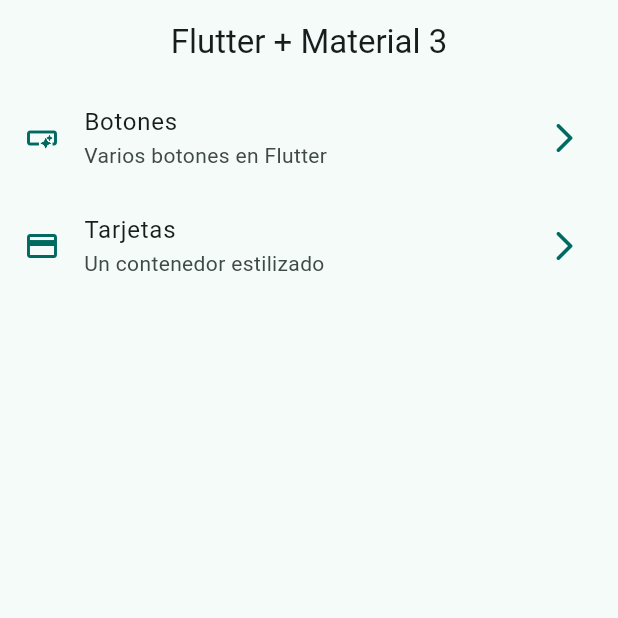
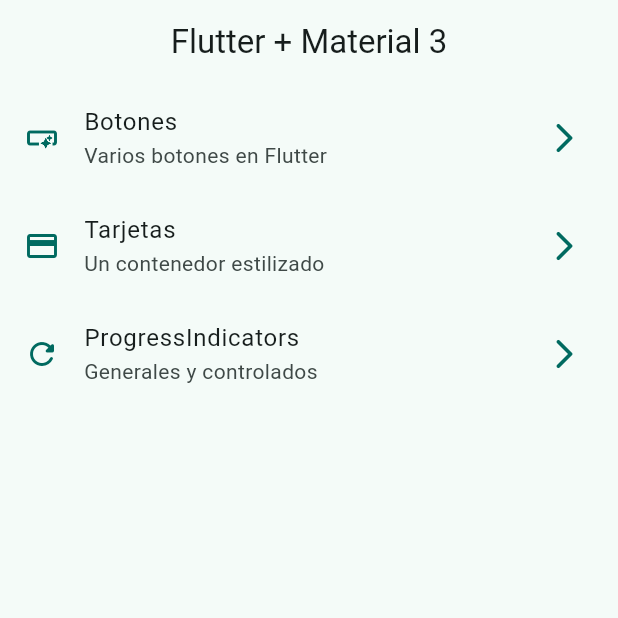
Before and after one commit to jllanas1986/Flutter_Widgets_app, a Flutter app: the screen it shows after launch, on a phone screen of 412 x 824 dp, the top half of it. Run offline on Flutter 3.47's test engine with Material 2 defaults, Android fonts, the phone set to English and light mode, and no system bars; our stand-ins replace go_router.

Commit message:
progressIndicator implemented

```diff
--- a/lib/config/menu/menu_items.dart
+++ b/lib/config/menu/menu_items.dart
@@ -30,4 +30,11 @@ const appMenuItems = <MenuItem>[
     icon: Icons.credit_card
   ),
 
+  MenuItem(
+    title: 'ProgressIndicators',
+    subTitle: 'Generales y controlados',
+    link: '/progress',
+    icon: Icons.refresh_rounded
+  ),
+
 ];
--- a/lib/config/router/app_router.dart
+++ b/lib/config/router/app_router.dart
@@ -25,5 +25,10 @@ final appRouter = GoRouter(
       builder: (context, state) => const CardsScreen(),
     ),
 
+    GoRoute(
+      path: '/progress',
+      name: ProgressScreen.name,
+      builder: (context, state) => const ProgressScreen(),
+    ),
   ],
 );
```
Also changed, not shown: lib/presentation/screens/progress/progress_screen.dart (+39 -2 lines).
